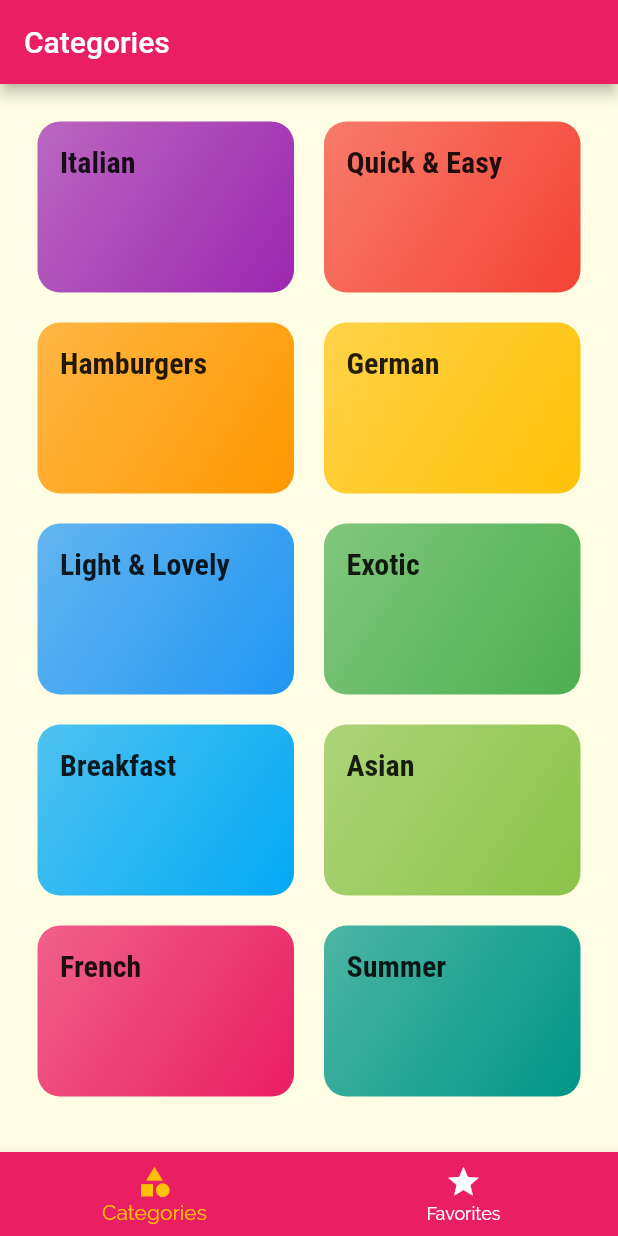
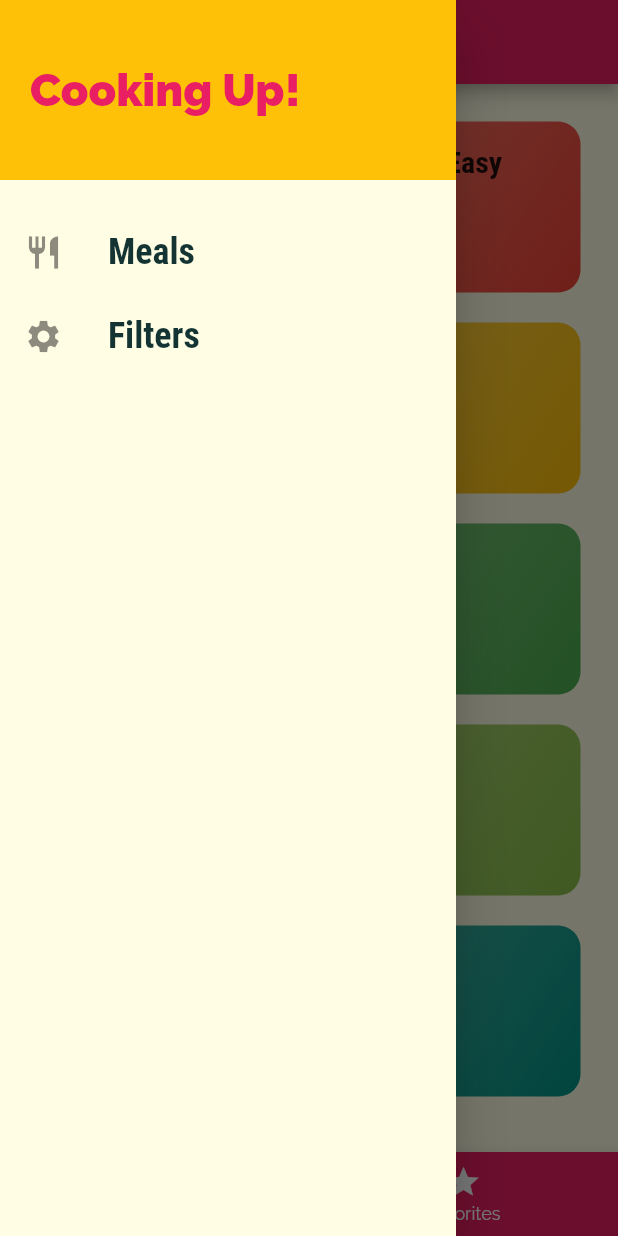
Before and after one commit to muhammedrishadpe/DeliMeals_App, a Flutter app: the screen it shows after launch, with the side drawer open (before the commit the screen has no drawer), on a phone screen of 412 x 824 dp. Run offline on Flutter 3.47's test engine with Material 2 defaults, Android fonts, the phone set to English and light mode, and no system bars.

Commit message:
Adding a custom drawer

```diff
--- a/delimeals_app/lib/screens/tabs_screen.dart
+++ b/delimeals_app/lib/screens/tabs_screen.dart
@@ -1,3 +1,4 @@
+import '../widgets/main_drawer.dart';
 import 'package:flutter/material.dart';
 
 import './favorites_screen.dart';
@@ -31,10 +32,9 @@
   Widget build(BuildContext context) {
     return Scaffold(
       appBar: AppBar(
-        // Error
         title: Text(_pages[_selectedPageIndex]['title']),
       ),
-      //Error
+      drawer: MainDrawer(),
       body: _pages[_selectedPageIndex]['page'],
       bottomNavigationBar: BottomNavigationBar(
         onTap: _selectPage,
--- /dev/null
+++ b/delimeals_app/lib/widgets/main_drawer.dart
@@ -0,0 +1,53 @@
+import 'package:flutter/material.dart';
+
+class MainDrawer extends StatelessWidget {
+  Widget buildListTile(String title, IconData icon) {
+    return ListTile(
+      leading: Icon(
+        icon,
+        size: 26,
+      ),
+      title: Text(
+        title,
+        style: TextStyle(
+          fontFamily: 'RobotoCondensed',
+          fontSize: 24,
+          fontWeight: FontWeight.bold,
+        ),
+      ),
+      onTap: () {
+        // ...
+      },
+    );
+  }
+
+  @override
+  Widget build(BuildContext context) {
+    return Drawer(
+      child: Column(
+        children: <Widget>[
+          Container(
+            height: 120,
+            width: double.infinity,
+            padding: EdgeInsets.all(20),
+            alignment: Alignment.centerLeft,
+            color: Theme.of(context).accentColor,
+            child: Text(
+              'Cooking Up!',
+              style: TextStyle(
+                fontWeight: FontWeight.w900,
+                fontSize: 30,
+                color: Theme.of(context).primaryColor,
+              ),
+            ),
+          ),
+          SizedBox(
+            height: 20,
+          ),
+          buildListTile('Meals', Icons.restaurant),
+          buildListTile('Filters', Icons.settings),
+        ],
+      ),
+    );
+  }
+}
```
